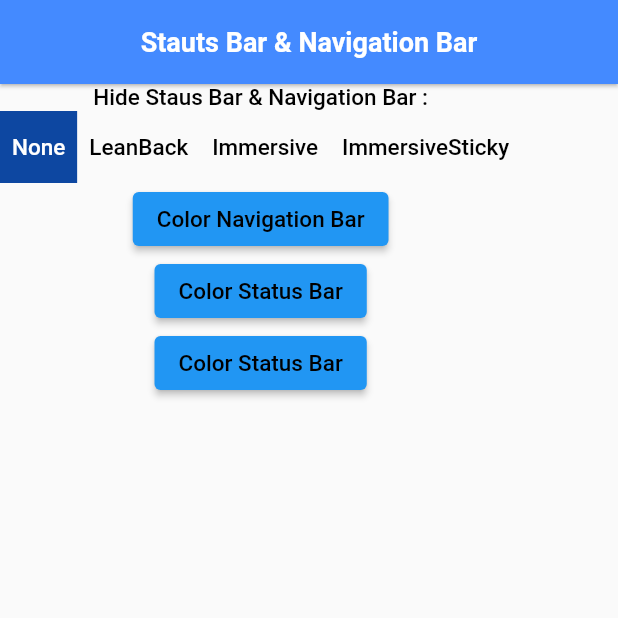
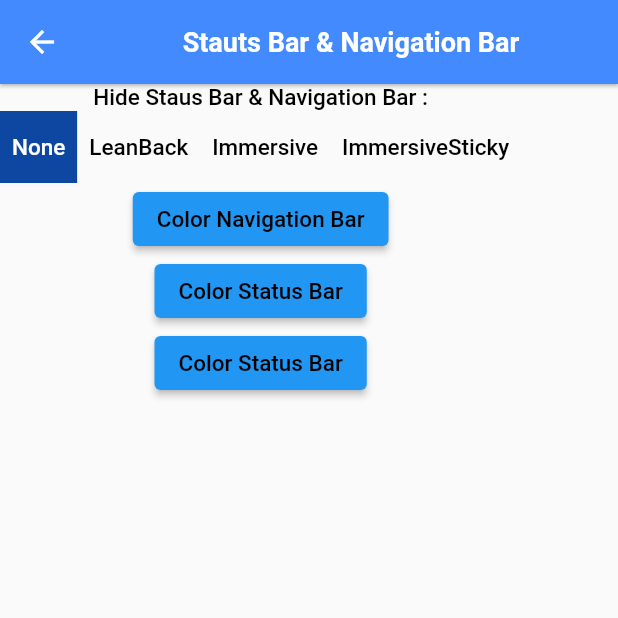
Before and after one commit to Arna98/StatusBar-NavigationBar, a Flutter app: the screen it shows after launch, on a phone screen of 412 x 824 dp, the top half of it. Run offline on Flutter 3.47's test engine with Material 2 defaults, Android fonts, the light colour scheme and no system bars; Roboto replaces fonts that are missing (pobbins).

Commit message:
add leading back button

```diff
--- a/lib/main.dart
+++ b/lib/main.dart
@@ -49,6 +49,7 @@ class _HomeState extends State<Home> {
       appBar: AppBar(
         backgroundColor: Colors.blueAccent,
         elevation: 1,
+        leading: const BackButton(),
         title: Center(
             child: Text("Stauts Bar & Navigation Bar",
                 style: Theme.of(context).textTheme.headline1)),
```
